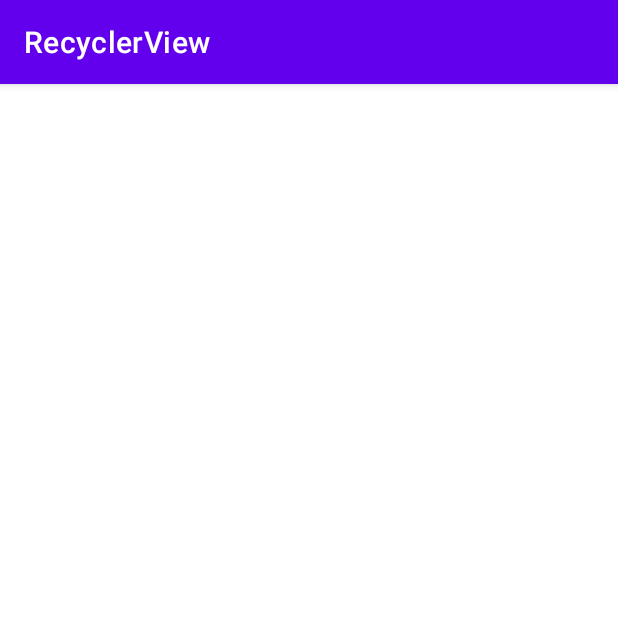
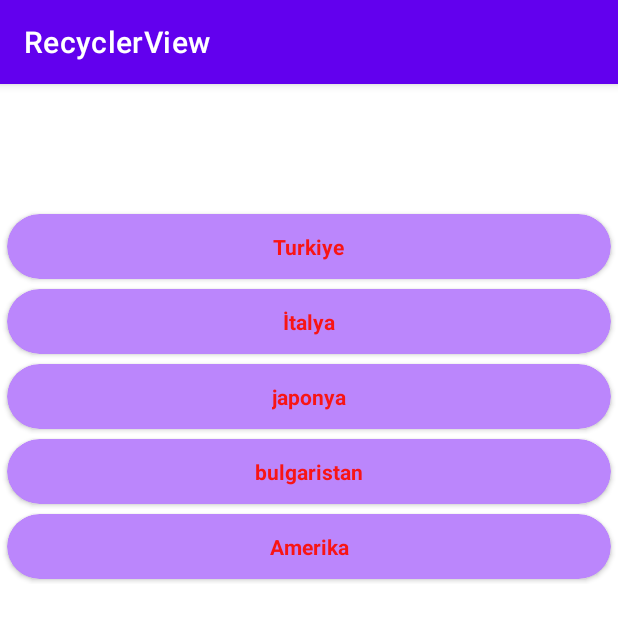
Before and after one commit to anltpz/recyclerview, an Android app: the screen it shows after launch (MainActivity), on a phone screen of 412 x 824 dp. Shown: the top 621 px of the screen. Run offline under Robolectric (Android 15) with nearby library versions, the phone set to English and light mode, and no system bars.

Commit message:
Listeleme yapıldı

```diff
--- a/app/src/main/java/com/example/recyclerview/Adapter.java
+++ b/app/src/main/java/com/example/recyclerview/Adapter.java
@@ -2,6 +2,7 @@ package com.example.recyclerview;
 
 import android.content.Context;
 import android.text.Layout;
+import android.util.Log;
 import android.view.LayoutInflater;
 import android.view.View;
 import android.view.ViewGroup;
@@ -48,11 +49,12 @@ public class Adapter extends RecyclerView.Adapter<Adapter.cardViewNesneTutucu> {
 
     @Override
     public void onBindViewHolder(@NonNull cardViewNesneTutucu holder, int position) {
-            String ulke =ulkelerListesi.get(position);
+        String ulke = ulkelerListesi.get(position);
         holder.satirYazi.setText(ulke);
         holder.satirCardView.setOnClickListener(new View.OnClickListener() {
             @Override
             public void onClick(View v) {
+                Toast.makeText(context, "Ülke:" + ulke, Toast.LENGTH_SHORT).show();
 
             }
         });
--- a/app/src/main/java/com/example/recyclerview/MainActivity.java
+++ b/app/src/main/java/com/example/recyclerview/MainActivity.java
@@ -1,17 +1,37 @@
 package com.example.recyclerview;
 
 import androidx.appcompat.app.AppCompatActivity;
+import androidx.recyclerview.widget.LinearLayoutManager;
+import androidx.recyclerview.widget.RecyclerView;
 
 import android.os.Bundle;
 
+import java.util.ArrayList;
+
 public class MainActivity extends AppCompatActivity {
 
+    private RecyclerView recyclerView;
+    private ArrayList<String> ulkelerList;
+    private Adapter adapter;
     @Override
     protected void onCreate(Bundle savedInstanceState) {
         super.onCreate(savedInstanceState);
         setContentView(R.layout.activity_main);
 
+        recyclerView=findViewById(R.id.rv);
+        recyclerView.setHasFixedSize(true);
+        recyclerView.setLayoutManager(new LinearLayoutManager(this));
 
+        ulkelerList=new ArrayList<>();
+        ulkelerList.add("Turkiye");
+        ulkelerList.add("İtalya");
+        ulkelerList.add("japonya");
+        ulkelerList.add("bulgaristan");
+        ulkelerList.add("Amerika");
+        adapter=new Adapter(getApplicationContext(),ulkelerList);
+
+
+        recyclerView.setAdapter(adapter);
 
 
     }
--- a/app/src/main/res/layout/activity_main.xml
+++ b/app/src/main/res/layout/activity_main.xml
@@ -7,6 +7,7 @@
     tools:context=".MainActivity">
 
     <androidx.recyclerview.widget.RecyclerView
+        android:id="@+id/rv"
         android:layout_width="409dp"
         android:layout_height="601dp"
         android:layout_marginStart="1dp"
```
Lines whose indentation alone changed are shown as unchanged.
